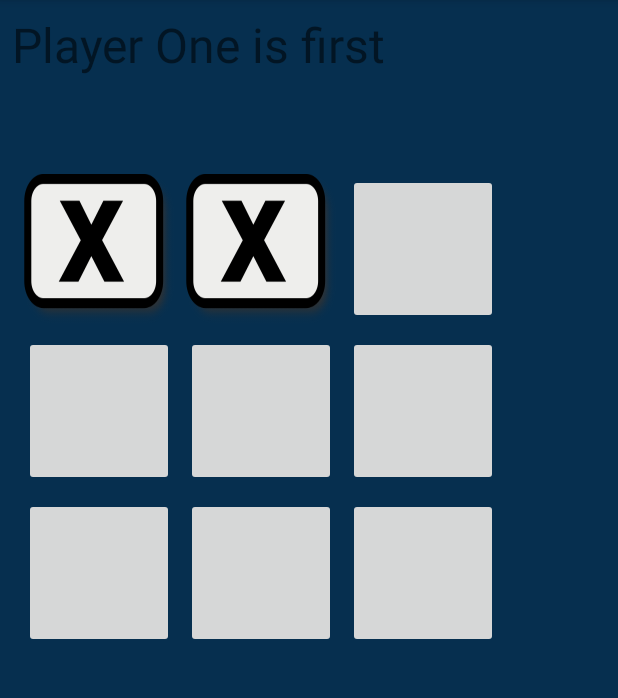
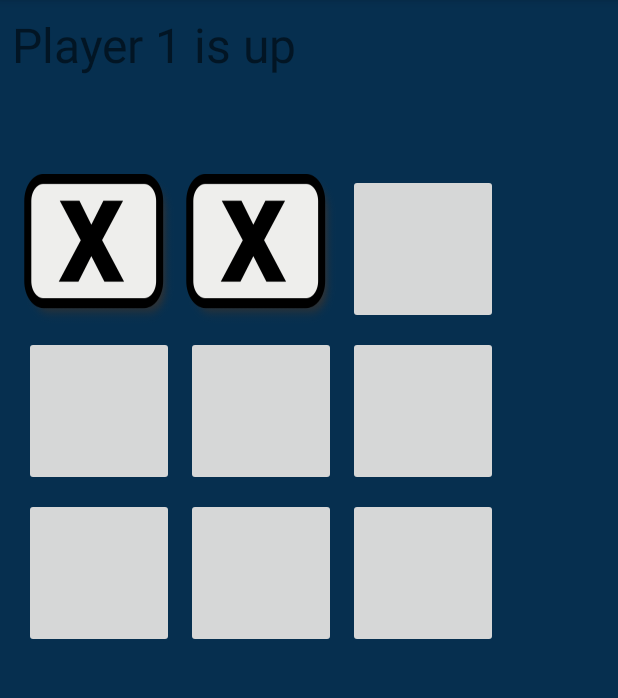
Before and after one commit to Larmstrong1626/Assignment_1, an Android app: the NotaktoActivity screen opened directly, with no data from a screen before it, after a tap on an icon or button, on a phone screen of 412 x 824 dp, the part 84-782 px from its top. Run offline under Robolectric (Android 15) with nearby library versions, the phone set to English and light mode, and no system bars; 1 other tap on this screen came first.

Commit message:
Added to notatko activity

```diff
--- a/app/src/main/java/com/oc/assignment_1/NotaktoActivity.java
+++ b/app/src/main/java/com/oc/assignment_1/NotaktoActivity.java
@@ -76,10 +76,30 @@ public class NotaktoActivity extends Activity {
                 if (b[x][y].isPressed()) {
                        b[x][y].setEnabled(false);
                        b[x][y].setBackgroundResource(R.drawable.x_key);
-
+                       choice[x][y] = 1;
                     }
                 }
+               if (OnesTurn == true) {
+                   OnesTurn = false;
+                   TwosTurn = true;
+                   my_turn.setText("Player 2 is up");
+                   //winner_id = checkWin();
+                  // if (winner_id == 2) {
+                     //  Toast.makeText(NotaktoActivity.this, "Order prevails, now back to the main menu", Toast.LENGTH_LONG).show();
 
+                       //back();
+                   //}
+               } else {
+                   OnesTurn = true;
+                   TwosTurn = false;
+                   my_turn.setText("Player 1 is up");
+                  // winner_id = checkWin();
+                  // if (winner_id == 2) {
+                    //   Toast.makeText(NotaktoActivity.this, "Order prevails, now back to the main menu", Toast.LENGTH_LONG).show();
+
+                      // back();
+                   //}
+               }
 
             }
 
--- a/app/src/main/res/layout/activity_notakto.xml
+++ b/app/src/main/res/layout/activity_notakto.xml
@@ -14,7 +14,7 @@
         android:layout_marginEnd="8dp"
         android:layout_marginStart="8dp"
         android:layout_marginTop="8dp"
-        android:text="Player One is first"
+        android:text="Player 1 is first"
         android:textSize="32sp"
         app:layout_constraintEnd_toEndOf="parent"
         app:layout_constraintStart_toStartOf="parent"
```
